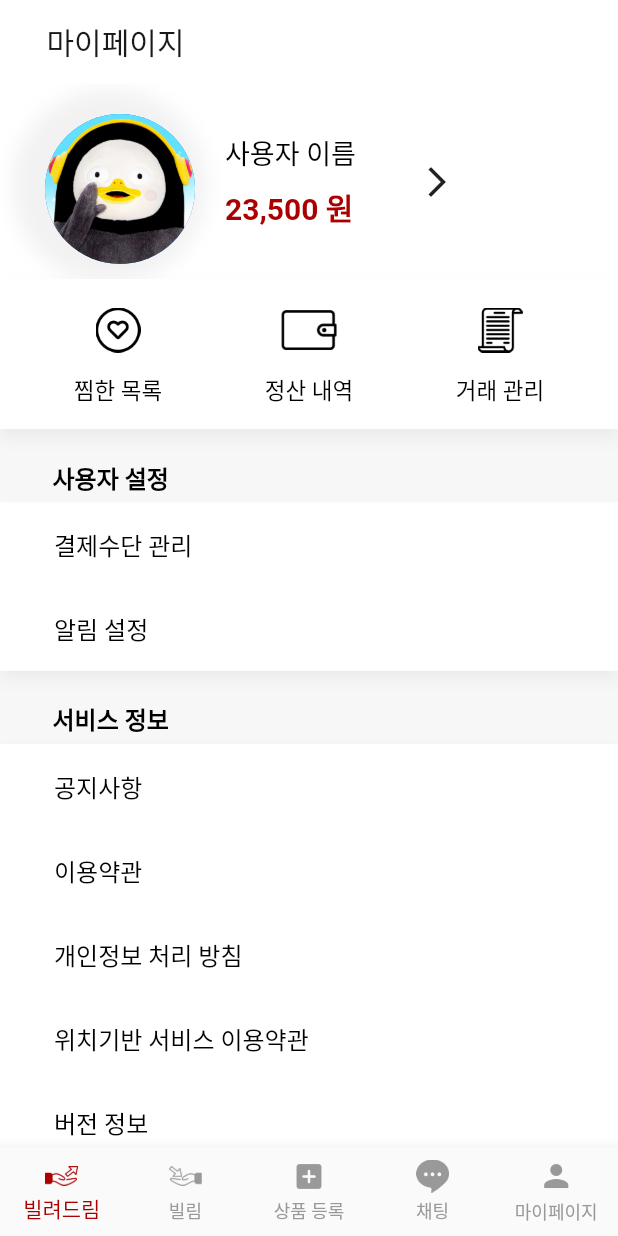
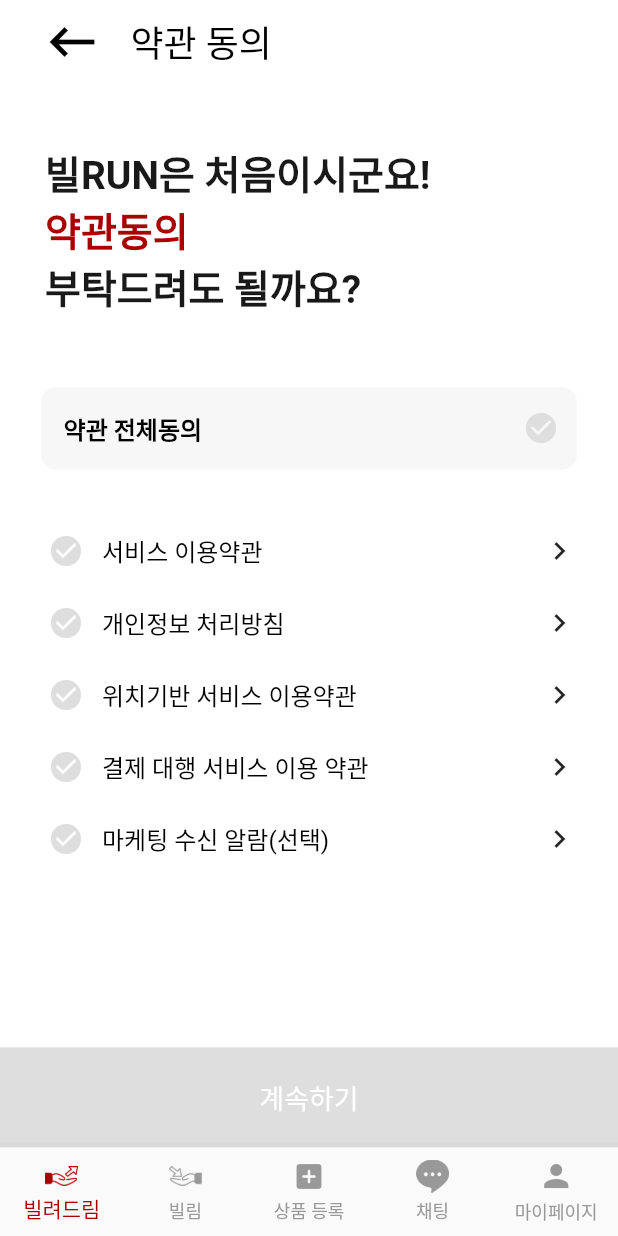
Before and after one commit to SRCdevvv/BillRun, a Flutter app: the screen it shows after launch, on a phone screen of 412 x 824 dp. Run offline on Flutter 3.47's test engine with Material 2 defaults, Android fonts, the phone set to English and light mode, and no system bars; our stand-ins replace carousel_slider, flutter_rating_bar, geolocator, get, google_maps_flutter, hive and 4 more; missing offline and left inert: auto_size_text_pk, kopo, multi_image_picker; accounts and stored records are empty; Roboto replaces fonts that are missing (NotoSansCJKkr).

Commit message:
Create Lon In Page, Agree ToS Page

```diff
--- a/bilrun/lib/main.dart
+++ b/bilrun/lib/main.dart
@@ -2,6 +2,8 @@ import 'package:bilrun/screens/chat/chat_list/chat_list_screen.dart';
 
 import 'package:bilrun/screens/mypage/profile/profile_main_screen.dart';
 import 'package:bilrun/screens/product_register/product_register.dart';
+import 'package:bilrun/screens/sign_in_up/loading_page/ToS_agree_page.dart';
+import 'package:bilrun/screens/sign_in_up/loading_page/log_in_page.dart';
 import 'package:bilrun/screens/sign_in_up/phone_number/phone_number_certification.dart';
 import 'package:bilrun/screens/sign_in_up/univ/select_univ.dart';
 import 'package:bilrun/widgets/create_review/product_review/create_product_review_page.dart';
@@ -58,7 +60,8 @@ class _MyHomePageState extends State<MyHomePage> {
     //SetLocation(),
     //CreateProductReview(),
     //CreateUserReview(),
-    MyPageScreen(),
+    //SignInPage(),
+    ToSAgreePage(),
     LendMain(),
     RentMain(),
     // SelectUniv(),
@@ -69,6 +72,7 @@ class _MyHomePageState extends State<MyHomePage> {
     //ImageUpload(),
 
     ChatScreen(),
+    MyPageScreen(),
 
     // noticeBannerWidget(),
     //DealManagement(),
--- /dev/null
+++ b/bilrun/lib/screens/sign_in_up/loading_page/ToS_agree_page.dart
@@ -0,0 +1,210 @@
+import 'package:bilrun/design/usedColors.dart';
+import 'package:bilrun/screens/sign_in_up/phone_number/phone_number_certification.dart';
+import 'package:bilrun/widgets/white_appbar.dart';
+import 'package:flutter/material.dart';
+import 'package:get/get.dart';
+
+class ToSAgreePage extends StatefulWidget {
+  ToSAgreePage({Key key}) : super(key: key);
+
+  @override
+  _ToSAgreePageState createState() => _ToSAgreePageState();
+}
+
+class _ToSAgreePageState extends State<ToSAgreePage> {
+  static bool isAllChecked = false;
+  static List<bool> isChecked = [false, false, false, false, false];
+  static bool isPassed = false;
+  @override
+  Widget build(BuildContext context) {
+    return Scaffold(
+      appBar: whiteAppBar("약관 동의"),
+      body: SafeArea(
+          child: Container(
+        width: Get.width,
+        color: Colors.white,
+        child: Column(
+          crossAxisAlignment: CrossAxisAlignment.start,
+          children: [
+            // 빌RUN은 처음이시군요! 약관동의  부탁드려도 될까요?
+            Padding(
+              padding: const EdgeInsets.fromLTRB(30, 40, 0, 20),
+              child: RichText(
+                  text: TextSpan(children: [
+                TextSpan(
+                    style: const TextStyle(
+                        color: const Color(0xff191919),
+                        fontWeight: FontWeight.w700,
+                        fontFamily: "NotoSansCJKkr",
+                        fontStyle: FontStyle.normal,
+                        fontSize: 26.0),
+                    text: "빌RUN은 처음이시군요!\n"),
+                TextSpan(
+                    style: TextStyle(
+                        color: mainRed,
+                        fontWeight: FontWeight.w700,
+                        fontFamily: "NotoSansCJKkr",
+                        fontStyle: FontStyle.normal,
+                        fontSize: 26.0),
+                    text: "약관동의\n"),
+                TextSpan(
+                    style: const TextStyle(
+                        color: const Color(0xff191919),
+                        fontWeight: FontWeight.w700,
+                        fontFamily: "NotoSansCJKkr",
+                        fontStyle: FontStyle.normal,
+                        fontSize: 26.0),
+                    text: "부탁드려도 될까요?")
+              ])),
+            ),
+            // 사각형 24128
+            Center(
+              child: Padding(
+                padding: const EdgeInsets.only(top: 28.0, bottom: 20),
+                child: Container(
+                  width: Get.width * 0.867,
+                  height: Get.height * 0.067,
+                  decoration: BoxDecoration(
+                      borderRadius: BorderRadius.all(Radius.circular(10)),
+                      color: const Color(0xfff7f7f7)),
+                  child: Row(
+                    mainAxisAlignment: MainAxisAlignment.spaceBetween,
+                    children: [
+                      Padding(
+                        padding: const EdgeInsets.only(left: 15),
+                        child: Text(
+                          "약관 전체동의",
+                          style: TextStyle(
+                              color: const Color(0xff000000),
+                              fontWeight: FontWeight.w700,
+                              fontFamily: "NotoSansCJKkr",
+                              fontStyle: FontStyle.normal,
+                              fontSize: 16.0),
+                        ),
+                      ),
+                      IconButton(
+                        onPressed: () {
+                          setState(() {
+                            if (isAllChecked == true) {
+                              for (int i = 0; i < isChecked.length; i++) {
+                                isChecked[i] = false;
+                              }
+                              print(isChecked);
+                              isAllChecked = false;
+                              isPassed = false;
+                            } else {
+                              for (int i = 0; i < isChecked.length; i++) {
+                                isChecked[i] = true;
+                              }
+                              print(isChecked);
+                              isAllChecked = true;
+                              isPassed = true;
+                            }
+                          });
+                        },
+                        icon: Icon(
+                          Icons.check_circle,
+                          color: isAllChecked == true ? mainRed : lightGrey,
+                        ),
+                      ),
+                    ],
+                  ),
+                ),
+              ),
+            ),
+            Padding(
+              padding: const EdgeInsets.fromLTRB(20, 10, 0, 10),
+              child: Column(
+                children: [
+                  ToSAgreeLine("서비스 이용약관", 0),
+                  ToSAgreeLine("개인정보 처리방침", 1),
+                  ToSAgreeLine("위치기반 서비스 이용약관", 2),
+                  ToSAgreeLine("결제 대행 서비스 이용 약관", 3),
+                  ToSAgreeLine("마케팅 수신 알람(선택)", 4),
+                ],
+              ),
+            )
+          ],
+        ),
+      )),
+      bottomNavigationBar: admitButton(),
+    );
+  }
+
+  Widget ToSAgreeLine(String title, int i) {
+    return Row(
+      children: [
+        IconButton(
+          onPressed: () {
+            setState(() {
+              isChecked[i] == true ? isChecked[i] = false : isChecked[i] = true;
+              if (isChecked.contains(false)) {
+                isAllChecked = false;
+              }
+              if (isChecked[0] == true &&
+                  isChecked[1] == true &&
+                  isChecked[2] == true &&
+                  isChecked[3] == true) {
+                isPassed = true;
+              }
+              if (isChecked[0] == false ||
+                  isChecked[1] == false ||
+                  isChecked[2] == false ||
+                  isChecked[3] == false) {
+                isPassed = false;
+              }
+              print(isPassed);
+
+              print(isChecked);
+            });
+          },
+          icon: Icon(
+            Icons.check_circle,
+            color: isChecked[i] == true ? mainRed : lightGrey,
+          ),
+        ),
+        Text("$title",
+            style: const TextStyle(
+                color: const Color(0xff000000),
+                fontWeight: FontWeight.w400,
+                fontFamily: "NotoSansCJKkr",
+                fontStyle: FontStyle.normal,
+                fontSize: 16.0)),
+        Spacer(),
+        Padding(
+          padding: const EdgeInsets.only(right: 15.0),
+          child: IconButton(
+              onPressed: () {}, icon: Icon(Icons.keyboard_arrow_right)),
+        )
+      ],
+    );
+  }
+
+  Widget admitButton() {
+    return InkWell(
+      onTap: isPassed == true
+          ? () {
+              Get.to(() => CertificationPhone());
+            }
+          : () {
+              Get.snackbar('서비스 이용약관을 동의해주세요', '모든 필수 항목에 동의해주세요.');
+            },
+      child: Container(
+        width: Get.width,
+        height: Get.height * 0.081,
+        color: isPassed == true ? mainRed : lightGrey,
+        child: Center(
+          child: Text(
+            "계속하기",
+            style: const TextStyle(
+                color: Color(0xffffffff),
+                fontWeight: FontWeight.w500,
+                fontFamily: "NotoSansCJKkr",
+                fontStyle: FontStyle.normal,
+                fontSize: 18.0),
+          ),
+        ),
+      ),
+    );
+  }
+}
```
Also changed, not shown: bilrun/lib/screens/sign_in_up/loading_page/log_in_page.dart (added, +120 -0 lines), bilrun/assets/images/log_in_1.png (added), 7 other files.
